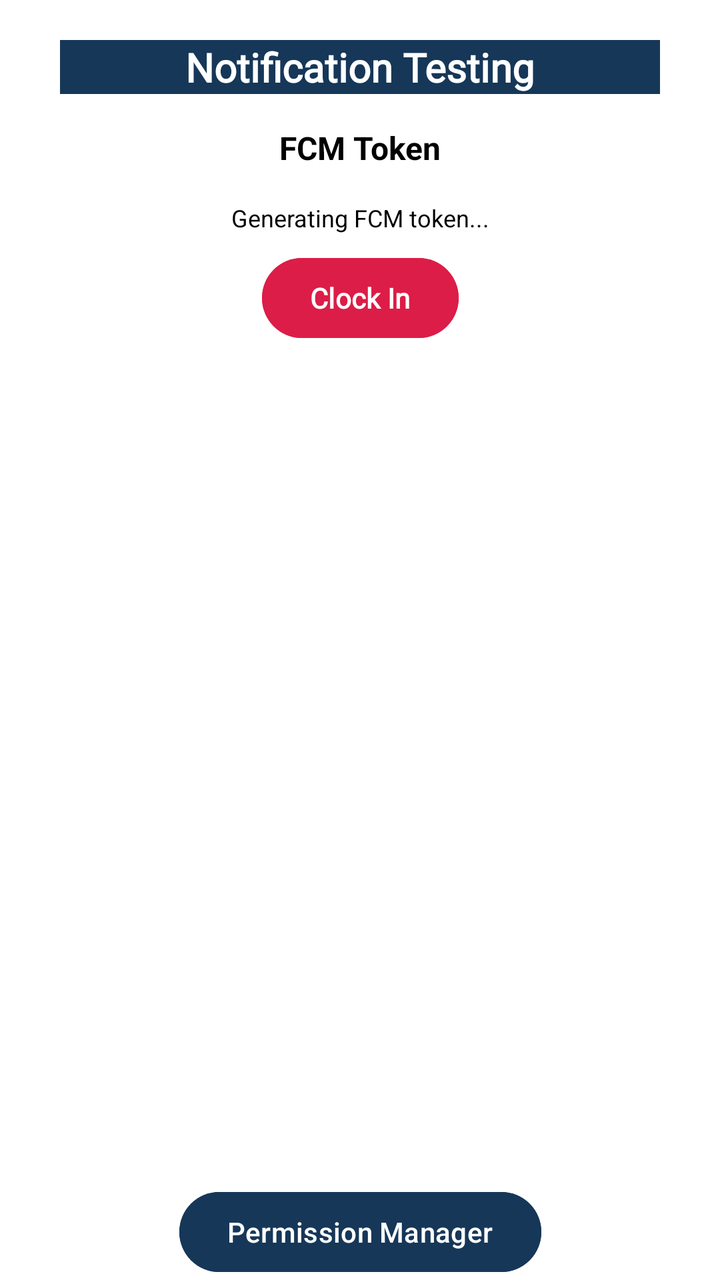
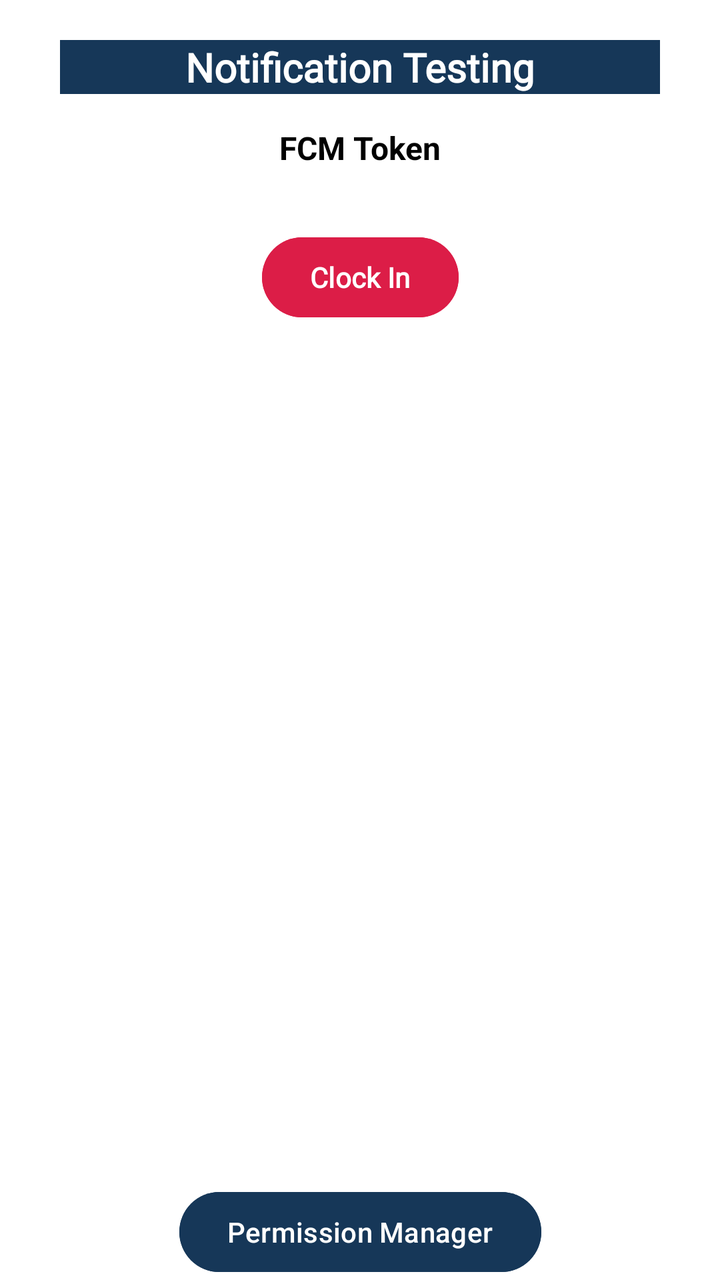

Compare the two renders of this Android layout. The source of the first and the diff that turns it into the second are given below.
<!-- AndroidManifest.xml: application theme Theme.EmployeeManagement -->
<!-- res/layout/activity_main.xml -->
<?xml version="1.0" encoding="utf-8"?>
<androidx.constraintlayout.widget.ConstraintLayout
    xmlns:android="http://schemas.android.com/apk/res/android"
    xmlns:app="http://schemas.android.com/apk/res-auto"
    xmlns:tools="http://schemas.android.com/tools"
    android:id="@+id/main"
    android:layout_width="match_parent"
    android:layout_height="match_parent"
    android:background="@color/white"
    tools:context=".MainActivity">

    
    <androidx.constraintlayout.widget.ConstraintLayout
        android:id="@+id/cl_header"
        android:layout_width="match_parent"
        android:layout_height="match_parent"
        app:layout_constraintTop_toTopOf="parent"
        app:layout_constraintLeft_toLeftOf="parent"
        app:layout_constraintRight_toRightOf="parent">

        
        <TextView
            android:id="@+id/heading"
            android:layout_width="300dp"
            android:textAlignment="center"
            android:layout_height="wrap_content"
            android:fontFamily="@font/nexaregular"
            android:text="@string/notification_testing"
            android:textStyle="bold"
            android:textSize="20sp"
            android:textColor="@color/white"
            android:background="@color/jeebly_blue"
            android:layout_marginTop="20dp"
            app:layout_constraintEnd_toEndOf="parent"
            app:layout_constraintStart_toStartOf="parent"
            app:layout_constraintTop_toTopOf="parent" />

        
        <TextView
            android:id="@+id/tv_fcm_label"
            android:layout_width="wrap_content"
            android:layout_height="wrap_content"
            android:text="FCM Token"
            android:textSize="16sp"
            android:textStyle="bold"
            android:textColor="@color/black"
            android:layout_marginTop="16dp"
            app:layout_constraintTop_toBottomOf="@id/heading"
            app:layout_constraintStart_toStartOf="parent"
            app:layout_constraintEnd_toEndOf="parent" />

        
        <TextView
            android:id="@+id/tv_fcm_token"
            android:layout_width="0dp"
            android:layout_height="wrap_content"
            android:text="Generating FCM token..."
            android:textSize="12sp"
            android:textColor="@color/black"
            android:gravity="center"
            android:padding="8dp"
            android:layout_marginStart="16dp"
            android:layout_marginEnd="16dp"
            android:layout_marginTop="8dp"
            app:layout_constraintTop_toBottomOf="@id/tv_fcm_label"
            app:layout_constraintStart_toStartOf="parent"
            app:layout_constraintEnd_toEndOf="parent" />


        <Button
            android:id="@+id/btn_clockIn"
            android:layout_width="wrap_content"
            android:layout_height="wrap_content"
            android:backgroundTint="@color/jeebly_red"
            android:fontFamily="@font/nexaregular"
            android:text="@string/clock_in"
            android:textStyle="bold"
            app:layout_constraintTop_toBottomOf="@id/tv_fcm_token"
            app:layout_constraintStart_toStartOf="parent"
            app:layout_constraintEnd_toEndOf="parent"
            />
        <Button
            android:id="@+id/btn_clockOut"
            android:layout_width="wrap_content"
            android:layout_height="wrap_content"
            android:backgroundTint="@color/jeebly_red"
            android:fontFamily="@font/nexaregular"
            android:text="@string/clock_out"
            android:textStyle="bold"
            android:visibility="gone"
            app:layout_constraintTop_toBottomOf="@id/tv_fcm_token"
            app:layout_constraintStart_toStartOf="parent"
            app:layout_constraintEnd_toEndOf="parent"
            />



        <Button
            android:id="@+id/btn_permission_manager"
            android:layout_width="wrap_content"
            android:layout_height="wrap_content"
            android:text="@string/permission_manager"
            android:backgroundTint="@color/jeebly_blue"
            app:layout_constraintBottom_toBottomOf="parent"
            app:layout_constraintStart_toStartOf="parent"
            app:layout_constraintEnd_toEndOf="parent"
            />

    </androidx.constraintlayout.widget.ConstraintLayout>




</androidx.constraintlayout.widget.ConstraintLayout>
<!-- resources referenced by this layout -->
<resources>
  <color name="black">#FF000000</color>
  <color name="jeebly_blue">#163758</color>
  <color name="jeebly_red">#DC1D47</color>
  <color name="white">#FFFFFFFF</color>
  <string name="clock_in">Clock In</string>
  <string name="clock_out">Clock Out</string>
  <string name="notification_testing">Notification Testing</string>
  <string name="permission_manager">  Permission Manager  </string>
  <style name="Theme.EmployeeManagement" parent="Base.Theme.EmployeeManagement" />
  <style name="Base.Theme.EmployeeManagement" parent="Theme.Material3.DayNight.NoActionBar">
          
          
      </style>
</resources>

<!-- the commit's change to res/layout/activity_main.xml (unified diff, before → after) -->
@@ -7,7 +7,7 @@
     android:layout_width="match_parent"
     android:layout_height="match_parent"
     android:background="@color/white"
-    tools:context=".MainActivity">
+    tools:context=".Activities.MainActivity">
 
     
     <androidx.constraintlayout.widget.ConstraintLayout
@@ -49,23 +49,6 @@
             app:layout_constraintStart_toStartOf="parent"
             app:layout_constraintEnd_toEndOf="parent" />
 
-        
-        <TextView
-            android:id="@+id/tv_fcm_token"
-            android:layout_width="0dp"
-            android:layout_height="wrap_content"
-            android:text="Generating FCM token..."
-            android:textSize="12sp"
-            android:textColor="@color/black"
-            android:gravity="center"
-            android:padding="8dp"
-            android:layout_marginStart="16dp"
-            android:layout_marginEnd="16dp"
-            android:layout_marginTop="8dp"
-            app:layout_constraintTop_toBottomOf="@id/tv_fcm_label"
-            app:layout_constraintStart_toStartOf="parent"
-            app:layout_constraintEnd_toEndOf="parent" />
-
 
         <Button
             android:id="@+id/btn_clockIn"
@@ -74,8 +57,9 @@
             android:backgroundTint="@color/jeebly_red"
             android:fontFamily="@font/nexaregular"
             android:text="@string/clock_in"
+            android:layout_marginTop="30dp"
             android:textStyle="bold"
-            app:layout_constraintTop_toBottomOf="@id/tv_fcm_token"
+            app:layout_constraintTop_toBottomOf="@id/tv_fcm_label"
             app:layout_constraintStart_toStartOf="parent"
             app:layout_constraintEnd_toEndOf="parent"
             />
@@ -86,9 +70,10 @@
             android:backgroundTint="@color/jeebly_red"
             android:fontFamily="@font/nexaregular"
             android:text="@string/clock_out"
+            android:layout_marginTop="30dp"
             android:textStyle="bold"
             android:visibility="gone"
-            app:layout_constraintTop_toBottomOf="@id/tv_fcm_token"
+            app:layout_constraintTop_toBottomOf="@id/tv_fcm_label"
             app:layout_constraintStart_toStartOf="parent"
             app:layout_constraintEnd_toEndOf="parent"
             />
@@ -101,6 +86,7 @@
             android:layout_height="wrap_content"
             android:text="@string/permission_manager"
             android:backgroundTint="@color/jeebly_blue"
+            android:textColor="@color/white"
             app:layout_constraintBottom_toBottomOf="parent"
             app:layout_constraintStart_toStartOf="parent"
             app:layout_constraintEnd_toEndOf="parent"
